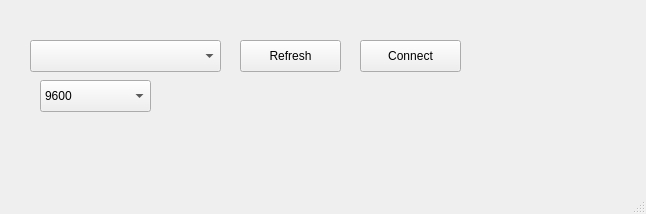
Old version of the form GS/connectionwindow.ui in the repository jackon274/PO.
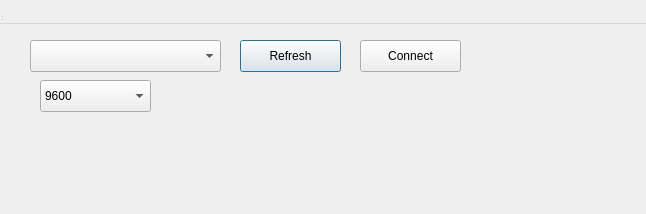
New version of the form.

Commit message: Make connection window a QDialog

```diff
--- a/GS/connectionwindow.ui
+++ b/GS/connectionwindow.ui
@@ -1,7 +1,7 @@
 <?xml version="1.0" encoding="UTF-8"?>
 <ui version="4.0">
  <class>ConnectionWindow</class>
- <widget class="QMainWindow" name="ConnectionWindow">
+ <widget class="QDialog" name="ConnectionWindow">
   <property name="geometry">
    <rect>
     <x>0</x>
```
The commit also changes 2 other files.
